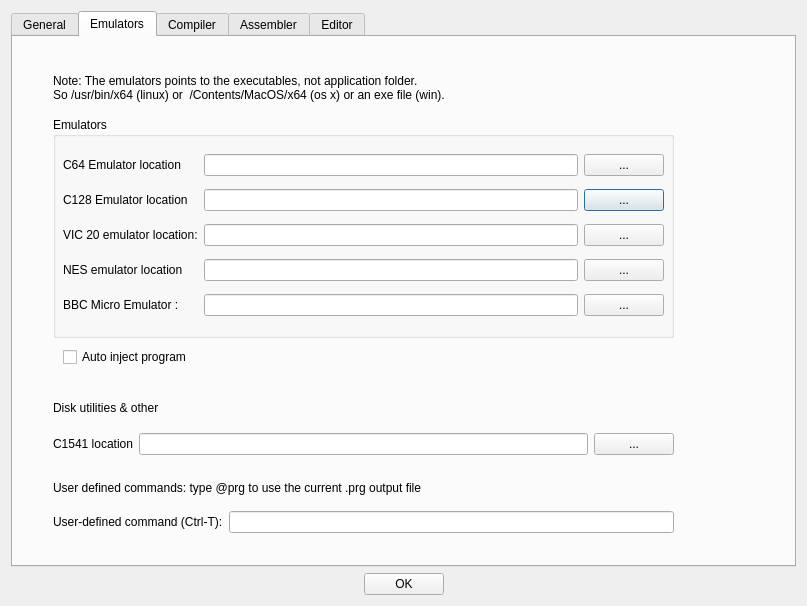
This is source/dialogtrsesettings.ui in leuat/TRSE as Qt 5 draws it before an edit. The edited form follows.
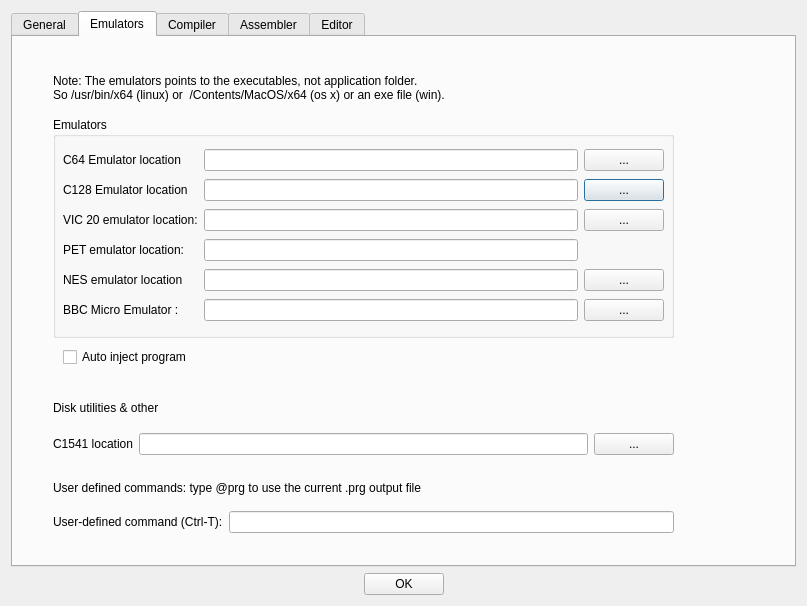
This is the edited form.

The edit to the form file:
```diff
--- a/source/dialogtrsesettings.ui
+++ b/source/dialogtrsesettings.ui
@@ -133,13 +133,10 @@
             <x>10</x>
             <y>30</y>
             <width>601</width>
-            <height>181</height>
+            <height>182</height>
            </rect>
           </property>
-          <layout class="QGridLayout" name="gridLayout_7" rowstretch="0,0,0,0,0" rowminimumheight="0,0,0,0,0">
-           <item row="0" column="1">
-            <widget class="QLineEdit" name="leEmulator"/>
-           </item>
+          <layout class="QGridLayout" name="gridLayout_7" rowstretch="0,0,0,0,0,0">
            <item row="1" column="0">
             <widget class="QLabel" name="label_16">
              <property name="text">
@@ -147,7 +144,7 @@
              </property>
             </widget>
            </item>
-           <item row="3" column="0">
+           <item row="4" column="0">
             <widget class="QLabel" name="label_14">
              <property name="text">
               <string>NES emulator location</string>
@@ -181,7 +178,10 @@
            <item row="1" column="1">
             <widget class="QLineEdit" name="leEmulatorC128"/>
            </item>
-           <item row="3" column="1">
+           <item row="0" column="1">
+            <widget class="QLineEdit" name="leEmulator"/>
+           </item>
+           <item row="4" column="1">
             <widget class="QLineEdit" name="leNesEmulator"/>
            </item>
            <item row="2" column="2">
@@ -191,7 +191,7 @@
              </property>
             </widget>
            </item>
-           <item row="3" column="2">
+           <item row="4" column="2">
             <widget class="QPushButton" name="btnNesEmulatr">
              <property name="text">
               <string>...</string>
@@ -205,23 +205,33 @@
              </property>
             </widget>
            </item>
-           <item row="4" column="0">
+           <item row="5" column="0">
             <widget class="QLabel" name="label_18">
              <property name="text">
               <string>BBC Micro Emulator :</string>
              </property>
             </widget>
            </item>
-           <item row="4" column="1">
+           <item row="5" column="1">
             <widget class="QLineEdit" name="leBBCMEmulator"/>
            </item>
-           <item row="4" column="2">
+           <item row="5" column="2">
             <widget class="QPushButton" name="btnBBCMEmulator">
              <property name="text">
               <string>...</string>
              </property>
             </widget>
            </item>
+           <item row="3" column="0">
+            <widget class="QLabel" name="label_23">
+             <property name="text">
+              <string>PET emulator location:</string>
+             </property>
+            </widget>
+           </item>
+           <item row="3" column="1">
+            <widget class="QLineEdit" name="lePETEmulator"/>
+           </item>
           </layout>
          </widget>
         </widget>
```
